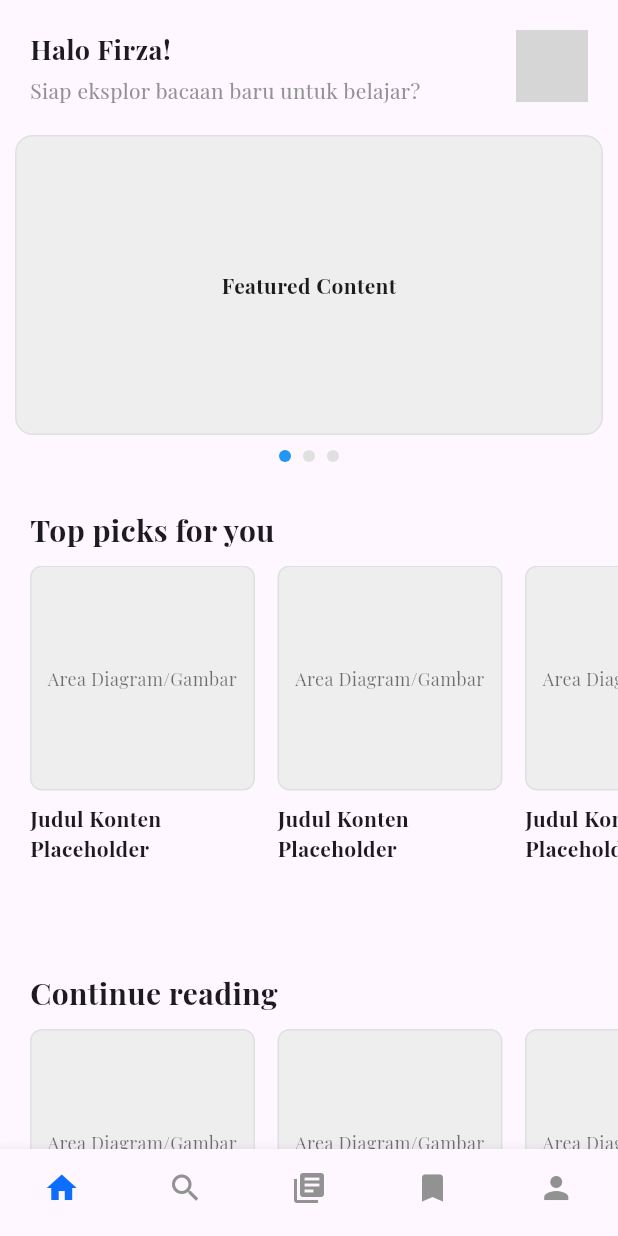
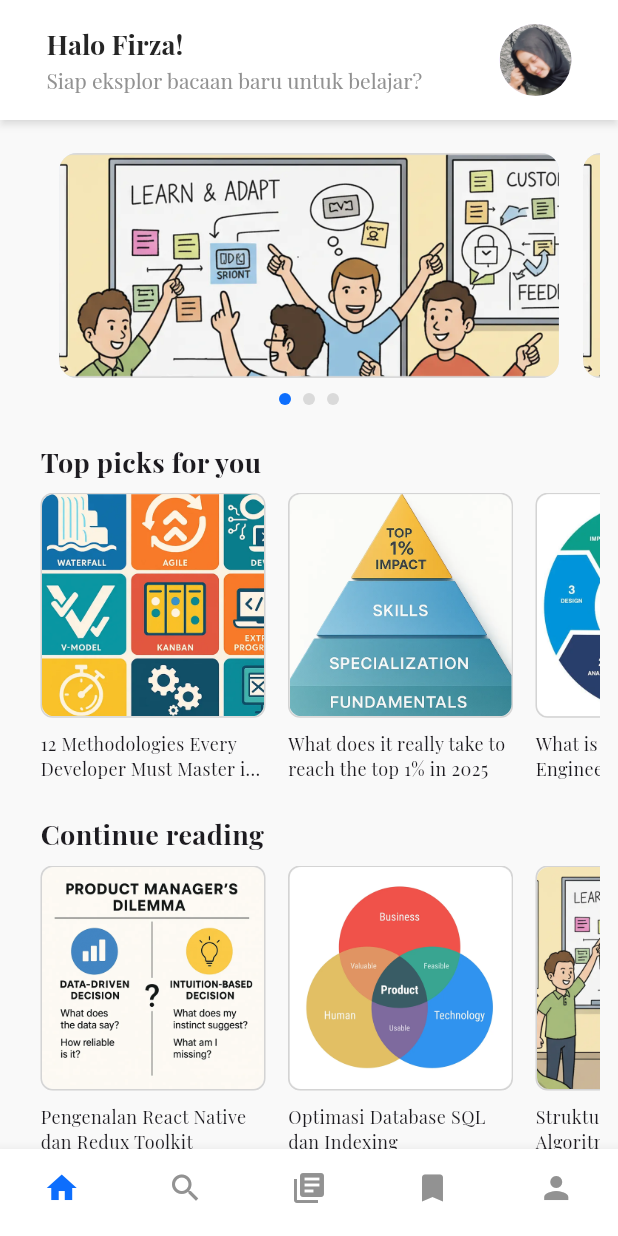
Before and after one commit to ellvr/vokapedia, a Flutter app: the screen it shows after launch, on a phone screen of 412 x 824 dp. Run offline on Flutter 3.47's test engine with Material 3 defaults, Android fonts, the phone set to English and light mode, and no system bars; project files that could hold a hidden picture were left out; grey boxes are pictures that could not be loaded.

Commit message:
home and library

```diff
--- a/lib/screen/home_screen.dart
+++ b/lib/screen/home_screen.dart
@@ -1,9 +1,25 @@
 import 'package:flutter/material.dart';
+import 'package:vokapedia/screen/library_screen.dart';
 import '../widget/custom_bottom_navbar.dart';
 import '../utils/color_constants.dart';
 
-const double _paddingHorizontal = 20.0;
-const double _spacingVertical = 20.0;
+const double _paddingHorizontal = 15.0;
+const double _spacingVertical = 15.0;
+
+class FeaturedItem {
+  final String imagePath;
+  final String title;
+
+  FeaturedItem({required this.imagePath, this.title = ''});
+}
+
+class ContentItem {
+  final String imagePath;
+  final String title;
+  final String? subtitle;
+
+  ContentItem({required this.imagePath, required this.title, this.subtitle});
+}
 
 class HomeScreen extends StatefulWidget {
   const HomeScreen({super.key});
@@ -14,6 +30,70 @@ class HomeScreen extends StatefulWidget {
 
 class _HomeScreenState extends State<HomeScreen> {
   int _currentIndex = 0;
+  int _currentPage = 0;
+  final PageController _pageController = PageController(viewportFraction: 0.9);
+
+  final List<FeaturedItem> _featuredContent = [
+    FeaturedItem(imagePath: 'assets/img/content1.png'),
+    FeaturedItem(imagePath: 'assets/img/content1.png'),
+    FeaturedItem(imagePath: 'assets/img/content1.png'),
+  ];
+
+  final List<ContentItem> _topPicksContent = [
+    ContentItem(
+      imagePath: 'assets/img/pick_1.png',
+      title: '12 Methodologies Every Developer Must Master in 2025',
+    ),
+    ContentItem(
+      imagePath: 'assets/img/pick_2.png',
+      title: 'What does it really take to reach the top 1% in 2025',
+    ),
+    ContentItem(
+      imagePath: 'assets/img/pick_3.png',
+      title: 'What is SDLC in Software Engineering?',
+    ),
+    ContentItem(
+      imagePath: 'assets/img/pick_1.png',
+      title: 'Rahasia Menjadi Ahli Full-Stack Developer',
+    ),
+  ];
+
+  final List<ContentItem> _continueReadingContent = [
+    ContentItem(
+      imagePath: 'assets/img/reading_1.png',
+      title: 'Pengenalan React Native dan Redux Toolkit',
+      subtitle: 'Part Terakhir Dibaca',
+    ),
+    ContentItem(
+      imagePath: 'assets/img/reading_2.png',
+      title: 'Optimasi Database SQL dan Indexing',
+      subtitle: 'Part Terakhir Dibaca',
+    ),
+    ContentItem(
+      imagePath: 'assets/img/reading_3.png',
+      title: 'Struktur Data dan Algoritma Dasar',
+      subtitle: 'Part Terakhir Dibaca',
+    ),
+    ContentItem(
+      imagePath: 'assets/img/reading_1.png',
+      title: 'Cara Kerja Serverless Computing',
+      subtitle: 'Part Terakhir Dibaca',
+    ),
+  ];
+
+  final List<Widget> _screens = [
+    const SizedBox(),
+    const Center(child: Text('Halaman Search')),
+    const LibraryScreen(),
+    const Center(child: Text('Halaman Bookmark')),
+    const Center(child: Text('Halaman Profile')),
+  ];
+
+  @override
+  void dispose() {
+    _pageController.dispose();
+    super.dispose();
+  }
 
   void _onItemTapped(int index) {
     setState(() {
@@ -21,39 +101,57 @@ class _HomeScreenState extends State<HomeScreen> {
     });
   }
 
-  @override
-  Widget build(BuildContext context) {
-    return Scaffold(
-      body: SafeArea(
+  Widget _buildHomeBody(BuildContext context) {
+    return SafeArea(
       child: SingleChildScrollView(
+        child: Container(
+          margin: const EdgeInsets.symmetric(horizontal: 12.0),
           child: Column(
             crossAxisAlignment: CrossAxisAlignment.start,
             children: <Widget>[
-              _buildHeader(),
+              const SizedBox(height: 10),
               _buildFeaturedContent(),
               _buildSectionTitle(title: 'Top picks for you'),
-              _buildHorizontalList(height: 250, count: 5, listType: 'picks'),
+              _buildHorizontalList(
+                height: 200,
+                count: _topPicksContent.length,
+                listType: 'picks',
+              ),
               _buildSectionTitle(title: 'Continue reading'),
-              _buildHorizontalList(height: 250, count: 5, listType: 'reading'),
+              _buildHorizontalList(
+                height: 220,
+                count: _continueReadingContent.length,
+                listType: 'reading',
+              ),
               const SizedBox(height: 50),
             ],
           ),
         ),
       ),
-      bottomNavigationBar: CustomBottomNavBar(
-        currentIndex: _currentIndex,
-        onTap: _onItemTapped,
-      ),
     );
   }
 
-  Widget _buildHeader() {
-    return Padding(
-      padding: const EdgeInsets.all(_paddingHorizontal),
-      child: Row(
-        crossAxisAlignment: CrossAxisAlignment.start,
+  @override
+  Widget build(BuildContext context) {
+    final bool isHome = _currentIndex == 0;
+
+    return Scaffold(
+      backgroundColor: AppColors.white,
+
+      appBar: isHome
+          ? AppBar(
+              backgroundColor: Colors.white,
+              elevation: 2.0,
+              shadowColor: AppColors.darkGrey.withOpacity(0.3),
+              toolbarHeight: 80,
+              surfaceTintColor: Colors.transparent,
+              scrolledUnderElevation: 2.0,
+              title: Row(
+                crossAxisAlignment: CrossAxisAlignment.center,
                 children: <Widget>[
                   Expanded(
+                    child: Padding(
+                      padding: const EdgeInsets.only(left: _paddingHorizontal),
                       child: Column(
                         crossAxisAlignment: CrossAxisAlignment.start,
                         children: const <Widget>[
@@ -62,6 +160,7 @@ class _HomeScreenState extends State<HomeScreen> {
                             style: TextStyle(
                               fontSize: 18,
                               fontWeight: FontWeight.bold,
+                              color: AppColors.black,
                             ),
                           ),
                           SizedBox(height: 4),
@@ -75,12 +174,25 @@ class _HomeScreenState extends State<HomeScreen> {
                         ],
                       ),
                     ),
-          const CircleAvatar(
+                  ),
+                  Padding(
+                    padding: const EdgeInsets.only(right: _paddingHorizontal),
+                    child: const CircleAvatar(
                       radius: 24,
-            backgroundImage: NetworkImage(
-                'https://via.placeholder.com/150'),
+                      backgroundImage: AssetImage('assets/img/pp.jpg'),
+                    ),
                   ),
                 ],
+              ),
+              automaticallyImplyLeading: false,
+            )
+          : null,
+
+      body: isHome ? _buildHomeBody(context) : _screens[_currentIndex],
+
+      bottomNavigationBar: CustomBottomNavBar(
+        currentIndex: _currentIndex,
+        onTap: _onItemTapped,
       ),
     );
   }
@@ -88,31 +200,49 @@ class _HomeScreenState extends State<HomeScreen> {
   Widget _buildFeaturedContent() {
     return Column(
       children: <Widget>[
+        const SizedBox(height: 12),
         SizedBox(
-          height: 200,
+          height: 150,
           child: PageView.builder(
-            itemCount: 3,
+            controller: _pageController,
+            itemCount: _featuredContent.length,
+            onPageChanged: (index) {
+              setState(() {
+                _currentPage = index;
+              });
+            },
             itemBuilder: (context, index) {
-              return Container(
-                margin: const EdgeInsets.symmetric(horizontal: 10),
-                decoration: BoxDecoration(
-                  color: Colors.grey.shade200,
+              final item = _featuredContent[index];
+              return Padding(
+                padding: const EdgeInsets.symmetric(horizontal: 8),
+                child: ClipRRect(
                   borderRadius: BorderRadius.circular(12),
-                  border: Border.all(color: Colors.grey.shade300)
+                  child: Container(
+                    decoration: const BoxDecoration(color: AppColors.softBlue),
+                    child: Image.asset(
+                      item.imagePath,
+                      fit: BoxFit.cover,
+                      errorBuilder: (context, error, stackTrace) {
+                        return const Center(
+                          child: Text(
+                            'Gambar tidak ditemukan',
+                            style: TextStyle(color: AppColors.white),
                           ),
-                child: const Center(
-                  child: Text(
-                    'Featured Content',
-                    style: TextStyle(fontWeight: FontWeight.bold),
+                        );
+                      },
+                    ),
                   ),
                 ),
               );
             },
           ),
         ),
-        const Padding(
-          padding: EdgeInsets.symmetric(vertical: 10.0),
-          child: _DotIndicator(count: 3, currentIndex: 0),
+        Padding(
+          padding: const EdgeInsets.symmetric(vertical: 10.0),
+          child: _DotIndicator(
+            count: _featuredContent.length,
+            currentIndex: _currentPage,
+          ),
         ),
       ],
     );
@@ -128,15 +258,16 @@ class _HomeScreenState extends State<HomeScreen> {
       ),
       child: Text(
         title,
-        style: const TextStyle(
-          fontSize: 20,
-          fontWeight: FontWeight.bold,
-        ),
+        style: const TextStyle(fontSize: 18, fontWeight: FontWeight.bold),
       ),
     );
   }
 
-  Widget _buildHorizontalList({required double height, required int count, required String listType}) {
+  Widget _buildHorizontalList({
+    required double height,
+    required int count,
+    required String listType,
+  }) {
     return SizedBox(
       height: height,
       child: ListView.builder(
@@ -144,11 +275,17 @@ class _HomeScreenState extends State<HomeScreen> {
         itemCount: count,
         padding: const EdgeInsets.symmetric(horizontal: _paddingHorizontal),
         itemBuilder: (context, index) {
+          ContentItem item;
+          if (listType == 'picks') {
+            item = _topPicksContent[index];
+          } else {
+            item = _continueReadingContent[index];
+          }
           return Padding(
             padding: const EdgeInsets.only(right: 15.0),
             child: SizedBox(
               width: 150,
-              child: _buildContentCard(listType: listType),
+              child: _buildContentCard(item: item, listType: listType),
             ),
           );
         },
@@ -156,36 +293,53 @@ class _HomeScreenState extends State<HomeScreen> {
     );
   }
 
-  Widget _buildContentCard({required String listType}) {
+  Widget _buildContentCard({
+    required ContentItem item,
+    required String listType,
+  }) {
     return Column(
       crossAxisAlignment: CrossAxisAlignment.start,
       children: <Widget>[
         Container(
           height: 150,
           decoration: BoxDecoration(
-            color: Colors.grey.shade200,
+            color: AppColors.backgroundLight,
             borderRadius: BorderRadius.circular(8),
-            border: Border.all(color: Colors.grey.shade300)
+            border: Border.all(color: AppColors.darkGrey.withOpacity(0.3)),
           ),
-          child: const Center(
+          child: ClipRRect(
+            borderRadius: BorderRadius.circular(8),
+            child: Image.asset(
+              item.imagePath,
+              fit: BoxFit.cover,
+              width: double.infinity,
+              height: double.infinity,
+              errorBuilder: (context, error, stackTrace) {
+                return Center(
                   child: Text(
-              'Area Diagram/Gambar',
+                    'Gagal memuat gambar',
                     textAlign: TextAlign.center,
-              style: TextStyle(fontSize: 12, color: Colors.black54),
+                    style: const TextStyle(
+                      fontSize: 12,
+                      color: AppColors.darkGrey,
+                    ),
+                  ),
+                );
+              },
             ),
           ),
         ),
         const SizedBox(height: 8),
-        const Text(
-          'Judul Konten Placeholder',
+        Text(
+          item.title,
           maxLines: 2,
           overflow: TextOverflow.ellipsis,
-          style: TextStyle(fontWeight: FontWeight.w600),
+          style: const TextStyle(fontSize: 12),
         ),
-        if (listType == 'reading')
-            const Text(
-            'Part Terakhir Dibaca',
-            style: TextStyle(fontSize: 12, color: Colors.grey),
+        if (listType == 'reading' && item.subtitle != null)
+          Text(
+            item.subtitle!,
+            style: const TextStyle(fontSize: 12, color: AppColors.darkGrey),
           ),
       ],
     );
@@ -209,7 +363,9 @@ class _DotIndicator extends StatelessWidget {
           margin: const EdgeInsets.symmetric(horizontal: 4.0),
           decoration: BoxDecoration(
             shape: BoxShape.circle,
-            color: index == currentIndex ? Colors.blue : Colors.grey.shade300,
+            color: index == currentIndex
+                ? AppColors.primaryBlue
+                : AppColors.darkGrey.withOpacity(0.3),
           ),
         );
       }),
--- a/lib/widget/custom_bottom_navbar.dart
+++ b/lib/widget/custom_bottom_navbar.dart
@@ -14,6 +14,7 @@ class CustomBottomNavBar extends StatelessWidget {
   @override
   Widget build(BuildContext context) {
     return BottomNavigationBar(
+      backgroundColor: Colors.white,
       type: BottomNavigationBarType.fixed,
       currentIndex: currentIndex,
       selectedItemColor: AppColors.primaryBlue,
--- a/pubspec.yaml
+++ b/pubspec.yaml
@@ -58,7 +58,7 @@ flutter:
   uses-material-design: true
 
   assets:
-    - assets/
+    - assets/img/
 
   fonts:
     - family: PlayfairDisplay
```
Also changed, not shown: lib/screen/library_screen.dart (added, +145 -0 lines), assets/img/content1.png (added), assets/img/pick_1.png (added), assets/img/pick_2.png (added), assets/img/pick_3.png (added), assets/img/pp.jpg (added), assets/img/reading_1.png (added), assets/img/reading_2.png (added), assets/img/reading_3.png (added). Lines whose indentation alone changed are shown as unchanged.
